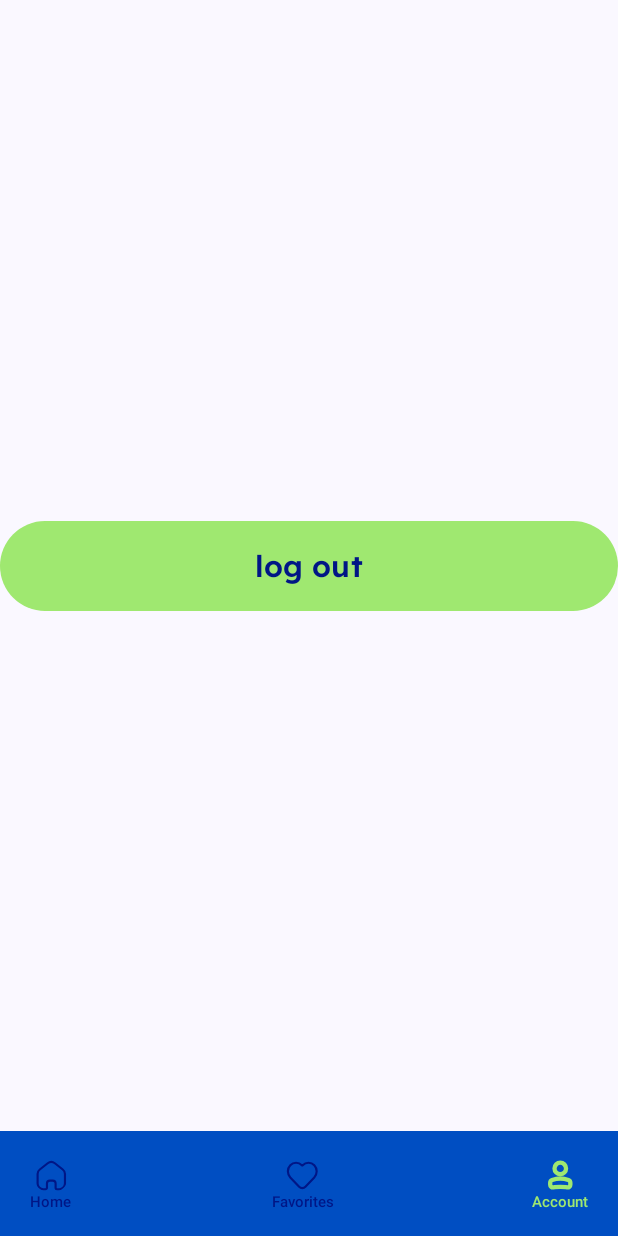
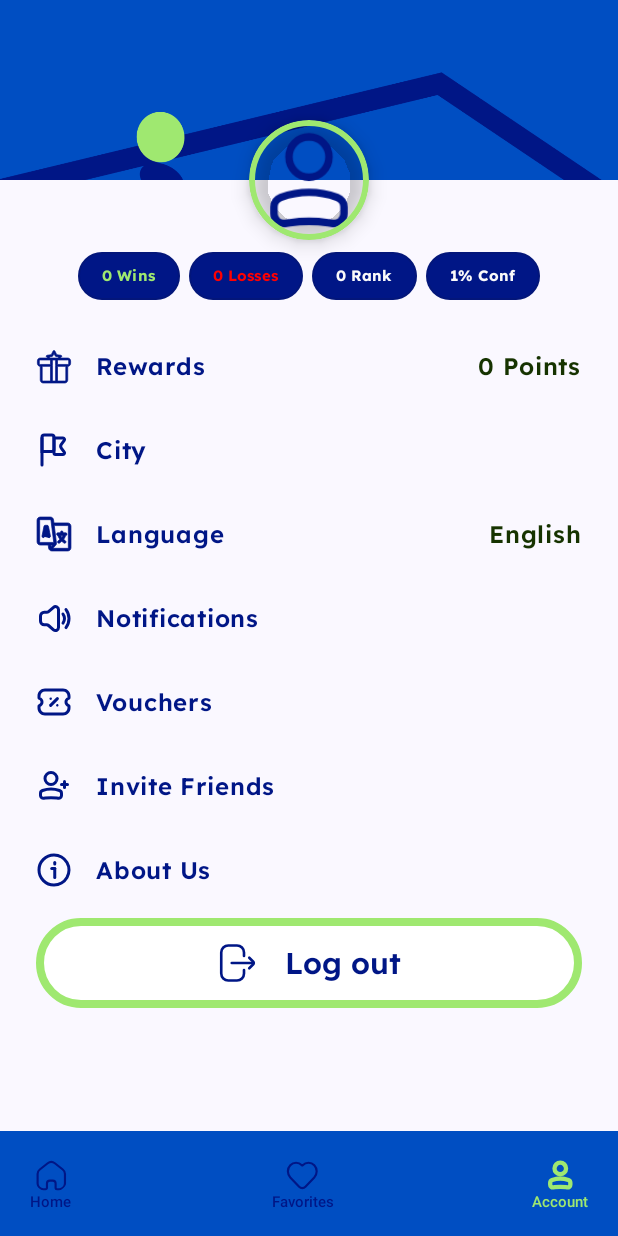
Before and after one commit to MoAwadeen/Padelytics-Android-App, an Android app built with Jetpack Compose: the ProfileScreen screen opened through its navigation route, on a phone screen of 412 x 824 dp. Run offline under Robolectric (Android 15) with nearby library versions, the phone set to English and light mode, and no system bars; our stand-ins replace Firebase (no records; nobody signed in at launch, a user with empty details on screens opened directly).

Commit message:
Profile Initialization

```diff
--- a/app/src/main/java/grad/project/padelytics/MainActivity.kt
+++ b/app/src/main/java/grad/project/padelytics/MainActivity.kt
@@ -31,6 +31,7 @@ class MainActivity : ComponentActivity() {
             statusBarStyle = SystemBarStyle.light(Blue.toArgb(),Blue.toArgb()),
             navigationBarStyle = SystemBarStyle.light(Blue.toArgb(),Blue.toArgb())
         )
+
         setContent {
             PadelyticsTheme {
                 Scaffold(modifier = Modifier.fillMaxSize()) { innerPadding ->
--- a/app/src/main/java/grad/project/padelytics/appComponents/AppComponents.kt
+++ b/app/src/main/java/grad/project/padelytics/appComponents/AppComponents.kt
@@ -73,11 +73,38 @@ fun MidWhiteHeadline(text: String,size: Int,){
         fontWeight = FontWeight.Medium)
 }
 
+
 @Preview
 @Composable
 fun MidWhiteHeadlinePreview(){
     MidWhiteHeadline("Hello", 30)
 }
+
+@Composable
+fun MidDarkHeadline(text: String,size: Int,){
+    Text(text=text,
+        fontSize = size.sp,
+        color = BlueDark,
+        fontFamily = lexendFontFamily,
+        fontWeight = FontWeight.Bold)
+}
+
+@Composable
+fun SimiMidDarkHeadline(text: String,size: Int,){
+    Text(text=text,
+        fontSize = size.sp,
+        color = BlueDark,
+        fontFamily = lexendFontFamily,
+        fontWeight = FontWeight.SemiBold)
+}
+
+
+@Preview(showBackground = true)
+@Composable
+fun MidDarkHeadlinePreview(){
+    MidDarkHeadline(" Mohamed ", 30)
+}
+
 
 @OptIn(ExperimentalMaterial3Api::class)
 @Composable
--- a/app/src/main/java/grad/project/padelytics/data/UserModel.kt
+++ b/app/src/main/java/grad/project/padelytics/data/UserModel.kt
@@ -7,11 +7,22 @@ data class UserModel(
     val email: String,
     val password: String,
     val photo: String
-   // val gender: String,
-    //val level: String,
-    //val age: Int,
-    //val city: String,
 )
+
+data class UserProfileModel(
+    val uid: String = "",
+    val firstName: String = "",
+    val lastName: String = "",
+    val email: String = "",
+    val photo: String = "",
+    val wins: Int = 0,
+    val losses: Int = 0,
+    val rank: Int = 0,
+    val rewardPoints: Int = 0,
+    val city: String = "",
+    val confidence: Double = 0.0
+)
+
 
 
 data class UserModelExtra(
--- /dev/null
+++ b/app/src/main/java/grad/project/padelytics/features/profile/components/profilecomponents.kt
@@ -0,0 +1,259 @@
+package grad.project.padelytics.features.profile.components
+
+import androidx.compose.foundation.BorderStroke
+import androidx.compose.foundation.Image
+import androidx.compose.foundation.background
+import androidx.compose.foundation.border
+import androidx.compose.foundation.layout.Arrangement
+import androidx.compose.foundation.layout.Box
+import androidx.compose.foundation.layout.Row
+import androidx.compose.foundation.layout.Spacer
+import androidx.compose.foundation.layout.fillMaxWidth
+import androidx.compose.foundation.layout.height
+import androidx.compose.foundation.layout.size
+import androidx.compose.runtime.Composable
+import androidx.compose.ui.Alignment
+import androidx.compose.ui.Modifier
+import androidx.compose.ui.graphics.Color
+import androidx.compose.ui.res.painterResource
+import androidx.compose.ui.tooling.preview.Preview
+import androidx.compose.ui.unit.dp
+import grad.project.padelytics.R
+import androidx.compose.foundation.layout.fillMaxSize
+import androidx.compose.foundation.layout.offset
+import androidx.compose.foundation.layout.padding
+import androidx.compose.foundation.layout.width
+import androidx.compose.foundation.layout.wrapContentSize
+import androidx.compose.foundation.shape.CircleShape
+import androidx.compose.material3.AssistChip
+import androidx.compose.material3.AssistChipDefaults
+import androidx.compose.material3.MaterialTheme
+import androidx.compose.material3.Text
+import androidx.compose.ui.draw.clip
+import androidx.compose.ui.draw.shadow
+import androidx.compose.ui.graphics.painter.Painter
+import androidx.compose.ui.layout.ContentScale
+import androidx.compose.ui.text.font.FontWeight
+import androidx.compose.ui.unit.Dp
+import androidx.compose.ui.unit.sp
+import grad.project.padelytics.ui.theme.GreenLight
+import grad.project.padelytics.ui.theme.lexendFontFamily
+import androidx.compose.foundation.layout.Column
+import androidx.compose.foundation.layout.fillMaxHeight
+import androidx.compose.foundation.shape.RoundedCornerShape
+import androidx.compose.material3.Button
+import androidx.compose.material3.ButtonDefaults
+import androidx.compose.ui.graphics.Color.Companion.Transparent
+import androidx.compose.ui.graphics.Color.Companion.White
+import androidx.compose.ui.graphics.Shape
+import grad.project.padelytics.appComponents.MidDarkHeadline
+import grad.project.padelytics.appComponents.SimiMidDarkHeadline
+import grad.project.padelytics.ui.theme.Blue
+import grad.project.padelytics.ui.theme.BlueDark
+import grad.project.padelytics.ui.theme.GreenDark
+import grad.project.padelytics.ui.theme.WhiteGray
+
+
+@Composable
+fun ProfileHeader(
+    backgroundImage: Int = R.drawable.profilebg,
+    avatarImage: Painter = painterResource(id = R.drawable.shop),
+    avatarSize: Dp = 80.dp
+) {
+    Box(
+        modifier = Modifier
+            .fillMaxWidth()
+            .height(120.dp)
+            .background(Transparent)
+    ) {
+        // Background Image with overlay
+        Box(modifier = Modifier.background(Transparent)) {
+            Image(
+                painter = painterResource(id = backgroundImage),
+                contentDescription = "Background",
+                contentScale = ContentScale.Crop,
+                modifier = Modifier.fillMaxSize()
+                    .background(Transparent)
+            )
+        }
+
+        Box(
+            modifier = Modifier
+                .size(avatarSize)
+                .align(Alignment.BottomCenter)
+                .offset(y = avatarSize / 2)
+                .shadow(8.dp, CircleShape)
+                .background(Transparent)
+        ) {
+            Image(
+                painter = avatarImage,
+                contentDescription = "Avatar",
+                contentScale = ContentScale.Crop,
+                modifier = Modifier
+                    .fillMaxSize()
+                    .border(4.dp, GreenLight, CircleShape)
+                    .clip(CircleShape)
+                    .background(Transparent)
+            )
+        }
+    }
+}
+
+@Preview(showBackground = true, device = "id:pixel_8")
+@Composable
+fun PreviewProfileHeader(modifier: Modifier = Modifier){
+    ProfileHeader()
+}
+
+@Composable
+fun NumberLabelChip(
+    number: Int,
+    label: String,
+    chipColor: Color,
+    textColor: Color
+) {
+    AssistChip(
+        modifier = Modifier.wrapContentSize(),
+        onClick = {},
+        label = { Text(text = "$number$label", color = textColor, fontFamily = lexendFontFamily, fontWeight = FontWeight.Bold, fontSize = 10.sp)},
+        enabled = false, // Makes it visually unclickable
+        colors = AssistChipDefaults.assistChipColors(
+            containerColor = chipColor, // Custom chip background color
+            disabledContainerColor = chipColor // Ensure it remains colored when disabled
+        ),
+        shape = MaterialTheme.shapes.large
+    )
+}
+
+
+@Composable
+fun NumberChipsRow() {
+    Row(
+        modifier = Modifier.fillMaxWidth(),
+        horizontalArrangement = Arrangement.spacedBy(6.dp),
+        verticalAlignment = Alignment.CenterVertically
+    ) {
+        NumberLabelChip(number = 10, label = "Wins", chipColor = GreenLight, textColor = Color.White)
+        NumberLabelChip(number = 5, label = "Losses", chipColor = Color.Red, textColor = Color.White)
+        NumberLabelChip(number = 3, label = "Draws", chipColor = Color.Gray, textColor = Color.White)
+    }
+}
+
+@Preview
+@Composable
+fun PreviewNumberChipsRow() {
+    NumberChipsRow()
+}
+
+@Composable
+fun InfoRow(
+    icon: Painter,
+    label: String,
+    value: String? = null // Optional value
+) {
+    Row(
+        modifier = Modifier
+            .fillMaxWidth()
+            .padding(vertical = 12.dp),
+        verticalAlignment = Alignment.CenterVertically
+    ) {
+        Image(
+            painter = icon,
+            contentDescription = null,
+            modifier = Modifier.size(24.dp)
+        )
+
+        Spacer(modifier = Modifier.width(16.dp))
+
+        SimiMidDarkHeadline(label,16)
+
+        Spacer(modifier = Modifier.weight(1f))
+
+        value?.let {
+            Text(
+                text = it,
+                color = GreenDark,
+                fontSize = 16.sp,
+                fontFamily = lexendFontFamily,
+                fontWeight = FontWeight.SemiBold
+            )
+        }
+    }
+}
+
+
+@Composable
+fun InfoColumn() {
+    Column(
+        modifier = Modifier.padding(16.dp),
+        verticalArrangement = Arrangement.spacedBy(8.dp)
+    ) {
+        InfoRow(
+            icon = painterResource(id = R.drawable.user),
+            label = "Username",
+            value = "Mohamed"
+        )
+
+        InfoRow(
+            icon = painterResource(id = R.drawable.coupon),
+            label = "Email",
+            value = "mohamed@example.com"
+        )
+
+        InfoRow(
+            icon = painterResource(id = R.drawable.notifications),
+            label = "Settings" // No value, optional
+        )
+    }
+}
+
+@Preview
+@Composable
+fun PreviewInfoColumn() {
+    InfoColumn()
+}
+
+
+@Composable
+fun LogoutButton(onClick: () -> Unit) {
+
+    Button(
+        colors = ButtonDefaults.buttonColors(containerColor = White),
+        onClick = onClick,
+        modifier = Modifier
+            .fillMaxWidth()
+            .height(60.dp),
+        border = BorderStroke(5.dp, GreenLight),
+        shape = RoundedCornerShape(100.dp),
+        elevation = ButtonDefaults.buttonElevation(0.dp),
+    ) {
+        Row(
+            verticalAlignment = Alignment.CenterVertically,
+            horizontalArrangement = Arrangement.Center,
+            modifier = Modifier.fillMaxWidth(),
+
+            ) {
+            Image(
+                painter = painterResource(id = R.drawable.logout), // Add Google logo in drawable
+                contentDescription = "Google Sign-In",
+                modifier = Modifier
+                    .size(28.dp)
+            )
+            Spacer(modifier = Modifier.width(18.dp))
+            Text(
+                text = "Log out",
+                color = BlueDark,
+                fontSize = 20.sp,
+                fontFamily = lexendFontFamily,
+                fontWeight = FontWeight.SemiBold,
+                maxLines = 1
+            )
+        }
+    }
+}
+
+@Preview
+@Composable
+fun LogoutButtonPreview() {
+    LogoutButton(onClick = {})
+}
--- a/app/src/main/java/grad/project/padelytics/features/profile/ui/ProfileScreen.kt
+++ b/app/src/main/java/grad/project/padelytics/features/profile/ui/ProfileScreen.kt
@@ -2,87 +2,168 @@ package grad.project.padelytics.features.profile.ui
 
 import androidx.compose.foundation.Image
 import androidx.compose.foundation.background
+import androidx.compose.foundation.layout.*
 import androidx.compose.foundation.layout.Arrangement
-import androidx.compose.foundation.layout.Box
-import androidx.compose.foundation.layout.Column
-import androidx.compose.foundation.layout.Row
-import androidx.compose.foundation.layout.Spacer
-import androidx.compose.foundation.layout.fillMaxHeight
-import androidx.compose.foundation.layout.fillMaxSize
-import androidx.compose.foundation.layout.fillMaxWidth
-import androidx.compose.foundation.layout.height
-import androidx.compose.foundation.layout.padding
-import androidx.compose.foundation.layout.width
-import androidx.compose.foundation.layout.windowInsetsEndWidth
-import androidx.compose.material3.Button
-import androidx.compose.material3.Scaffold
+import androidx.compose.foundation.lazy.LazyColumn
 import androidx.compose.material3.Text
 import androidx.compose.runtime.Composable
 import androidx.compose.runtime.LaunchedEffect
-import androidx.compose.runtime.getValue
-import androidx.compose.runtime.mutableStateOf
-import androidx.compose.runtime.remember
-import androidx.compose.runtime.setValue
+import androidx.compose.ui.platform.LocalContext
+import androidx.compose.ui.unit.dp
+import androidx.lifecycle.viewmodel.compose.viewModel
+import grad.project.padelytics.R
+import androidx.compose.material3.*
+import androidx.compose.runtime.*
 import androidx.compose.ui.Alignment
 import androidx.compose.ui.Modifier
-import androidx.compose.ui.graphics.Color
-import androidx.compose.ui.graphics.RectangleShape
-import androidx.compose.ui.platform.LocalContext
-import androidx.compose.ui.res.painterResource
-import androidx.compose.ui.text.TextStyle
-import androidx.compose.ui.text.font.FontWeight
+import androidx.compose.ui.graphics.painter.Painter
+import androidx.compose.ui.layout.ContentScale
 import androidx.compose.ui.tooling.preview.Preview
-import androidx.compose.ui.unit.dp
-import androidx.compose.ui.unit.sp
 import androidx.navigation.NavHostController
 import androidx.navigation.compose.currentBackStackEntryAsState
-import com.google.firebase.annotations.concurrent.Background
-import grad.project.padelytics.R
-import grad.project.padelytics.appComponents.AppToolbar
+import coil.compose.rememberAsyncImagePainter
 import grad.project.padelytics.appComponents.BottomAppBar
-import grad.project.padelytics.appComponents.MidWhiteHeadline
-import grad.project.padelytics.features.auth.components.GoogleSignInButton
-import grad.project.padelytics.features.auth.components.OutlinedTextFieldName
-import grad.project.padelytics.features.auth.components.OutlinedTextFieldPasswordSignUp
-import grad.project.padelytics.features.auth.components.SmallBlueButton
-import grad.project.padelytics.features.auth.components.SmallGreenButton
-import grad.project.padelytics.features.auth.components.WideBlueButton
+import grad.project.padelytics.features.auth.viewModel.AuthViewModel
 import grad.project.padelytics.features.auth.components.WideGreenButton
-import grad.project.padelytics.features.home.components.HomeAppToolbar
-import grad.project.padelytics.ui.theme.Blue
+import grad.project.padelytics.features.profile.viewModel.ProfileViewModel
+import androidx.compose.runtime.collectAsState
+import androidx.compose.ui.graphics.Color
+import androidx.compose.ui.res.painterResource
+import grad.project.padelytics.appComponents.MidDarkHeadline
+import grad.project.padelytics.features.profile.components.*
+import grad.project.padelytics.ui.theme.BlueDark
+import grad.project.padelytics.ui.theme.GreenLight
 import grad.project.padelytics.ui.theme.WhiteGray
-import grad.project.padelytics.ui.theme.lexendFontFamily
-import grad.project.padelytics.features.auth.viewModel.AuthViewModel
 
 @Composable
-fun ProfileScreen(modifier: Modifier = Modifier,navController: NavHostController) {
+fun ProfileScreen(
+    modifier: Modifier = Modifier.background(WhiteGray),
+    navController: NavHostController,
+    authViewModel: AuthViewModel = viewModel(),
+    profileViewModel: ProfileViewModel = viewModel()
+) {
     val navBackStackEntry by navController.currentBackStackEntryAsState()
     val currentRoute = navBackStackEntry?.destination?.route
-    val viewModel = AuthViewModel(LocalContext.current.applicationContext as android.app.Application)
 
+    val userProfile by profileViewModel.userProfile.collectAsState()
 
+    val fullname = "${userProfile?.firstName.orEmpty()} ${userProfile?.lastName.orEmpty()}".trim()
+    val wins = userProfile?.wins ?: 0
+    val losses = userProfile?.losses ?: 0
+    val rank = userProfile?.rank ?: 0
+    val conf = userProfile?.confidence ?: 1.5
+    val photo = userProfile?.photo ?: R.drawable.user
+    val city = userProfile?.city.orEmpty()
+    val rewardPoints = userProfile?.rewardPoints ?: 0
+
+    LaunchedEffect(Unit) {
+        profileViewModel.fetchUserProfile()
+    }
 
     Scaffold(
+        modifier = Modifier.background(WhiteGray),
+        topBar = {
+            val profileImage: Painter = rememberAsyncImagePainter(photo)
+            ProfileHeader(avatarImage = profileImage)
+        },
         bottomBar = {
-            BottomAppBar(navController, currentRoute) }
+            BottomAppBar(navController, currentRoute)
+        }
     ) { innerPadding ->
-        Box(
-            modifier = Modifier
+        LazyColumn(
+            modifier = modifier
                 .fillMaxSize()
                 .padding(innerPadding),
-            contentAlignment = Alignment.Center
+            verticalArrangement = Arrangement.spacedBy(12.dp),
+            horizontalAlignment = Alignment.CenterHorizontally
         ) {
-            Text(
-                text = "Welcome to Padelytics",
-                style = TextStyle(
-                    fontSize = 24.sp,
-                    fontFamily = lexendFontFamily,
-                    fontWeight = FontWeight.SemiBold,
-                    color = Color.Black
-                )
-            )
+            item {
+                Spacer(modifier = Modifier.height(16.dp))
 
-            WideGreenButton("log out",{viewModel.logout(navController)})
+                MidDarkHeadline(text = fullname, size = 20)
+
+                Row(
+                    modifier = Modifier.wrapContentSize(),
+                    horizontalArrangement = Arrangement.spacedBy(6.dp),
+                    verticalAlignment = Alignment.CenterVertically,
+                ) {
+                    NumberLabelChip(
+                        number = wins,
+                        label = " Wins",
+                        chipColor = BlueDark,
+                        textColor = GreenLight
+                    )
+                    NumberLabelChip(
+                        number = losses,
+                        label = " Losses",
+                        chipColor = BlueDark,
+                        textColor = Color.Red
+                    )
+                    NumberLabelChip(
+                        number = rank,
+                        label = " Rank",
+                        chipColor = BlueDark,
+                        textColor = WhiteGray
+                    )
+                    NumberLabelChip(
+                        number = conf.toInt(),
+                        label = "% Conf",
+                        chipColor = BlueDark,
+                        textColor = WhiteGray
+                    )
+                }
+            }
+
+            item {
+                Column(
+                    modifier = Modifier.padding(horizontal = 24.dp),
+                    verticalArrangement = Arrangement.spacedBy(8.dp)
+                ) {
+                    InfoRow(
+                        icon = painterResource(id = R.drawable.reward),
+                        label = "Rewards",
+                        value = "$rewardPoints Points"
+                    )
+
+                    InfoRow(
+                        icon = painterResource(id = R.drawable.flag),
+                        label = "City",
+                        value = city
+                    )
+
+                    InfoRow(
+                        icon = painterResource(id = R.drawable.language),
+                        label = "Language",
+                        value = "English"
+                    )
+
+                    InfoRow(
+                        icon = painterResource(id = R.drawable.notifications),
+                        label = "Notifications",
+                    )
+
+                    InfoRow(
+                        icon = painterResource(id = R.drawable.coupon),
+                        label = "Vouchers"
+                    )
+
+                    InfoRow(
+                        icon = painterResource(id = R.drawable.add_user),
+                        label = "Invite Friends"
+                    )
+
+                    InfoRow(
+                        icon = painterResource(id = R.drawable.info_circle),
+                        label = "About Us"
+                    )
+
+                    LogoutButton{
+                        authViewModel.logout(navController)
+                    }
+
+                    Spacer(modifier = Modifier.height(16.dp))
+                }
+            }
         }
     }
 }
--- /dev/null
+++ b/app/src/main/java/grad/project/padelytics/features/profile/viewModel/ProfileViewModel.kt
@@ -0,0 +1,40 @@
+package grad.project.padelytics.features.profile.viewModel
+
+import android.app.Application
+import android.util.Log
+import androidx.lifecycle.AndroidViewModel
+import androidx.lifecycle.viewModelScope
+import com.google.firebase.auth.FirebaseAuth
+import com.google.firebase.firestore.FirebaseFirestore
+import com.google.firebase.firestore.ktx.toObject
+import grad.project.padelytics.data.UserProfileModel
+import kotlinx.coroutines.flow.MutableStateFlow
+import kotlinx.coroutines.flow.StateFlow
+import kotlinx.coroutines.launch
+import kotlinx.coroutines.tasks.await
+
+class ProfileViewModel(application: Application) : AndroidViewModel(application) {
+
+    private val auth: FirebaseAuth = FirebaseAuth.getInstance()
+    private val firestore: FirebaseFirestore = FirebaseFirestore.getInstance()
+
+    private val _userProfile = MutableStateFlow<UserProfileModel?>(null)  // ✅ Use MutableStateFlow
+    val userProfile: StateFlow<UserProfileModel?> get() = _userProfile  // ✅ Expose as StateFlow
+
+    fun fetchUserProfile() {
+        val userId = auth.currentUser?.uid ?: return
+
+        viewModelScope.launch {
+            try {
+                val document = firestore.collection("users").document(userId).get().await()
+                if (document.exists()) {
+                    _userProfile.value = document.toObject<UserProfileModel>()
+                } else {
+                    Log.e("ProfileViewModel", "User profile not found")
+                }
+            } catch (e: Exception) {
+                Log.e("ProfileViewModel", "Error fetching user profile", e)
+            }
+        }
+    }
+}
--- a/app/src/main/java/grad/project/padelytics/navigation/AppNavigation.kt
+++ b/app/src/main/java/grad/project/padelytics/navigation/AppNavigation.kt
@@ -22,7 +22,7 @@ import grad.project.padelytics.features.tournaments.ui.TournamentsScreen
 fun AppNavigation(modifier: Modifier = Modifier) {
     val navController = rememberNavController()
 
-    NavHost(navController = navController, startDestination = Routes.HOME) {
+    NavHost(navController = navController, startDestination = Routes.AUTH) {
         composable(Routes.AUTH) {
             AuthScreen(modifier,navController)
         }
--- a/app/src/main/java/grad/project/padelytics/ui/theme/Theme.kt
+++ b/app/src/main/java/grad/project/padelytics/ui/theme/Theme.kt
@@ -11,12 +11,6 @@ import androidx.compose.material3.lightColorScheme
 import androidx.compose.runtime.Composable
 import androidx.compose.ui.graphics.Color
 import androidx.compose.ui.platform.LocalContext
-
-private val DarkColorScheme = darkColorScheme(
-    primary = BlueDark,
-    secondary = Blue,
-    tertiary = GreenLight
-)
 
 private val LightColorScheme = lightColorScheme(
     primary = BlueDark,
@@ -46,8 +40,6 @@ fun PadelyticsTheme(
             val context = LocalContext.current
             if (darkTheme) dynamicDarkColorScheme(context) else dynamicLightColorScheme(context)
         }
-
-        darkTheme -> DarkColorScheme
         else -> LightColorScheme
     }
 
```
